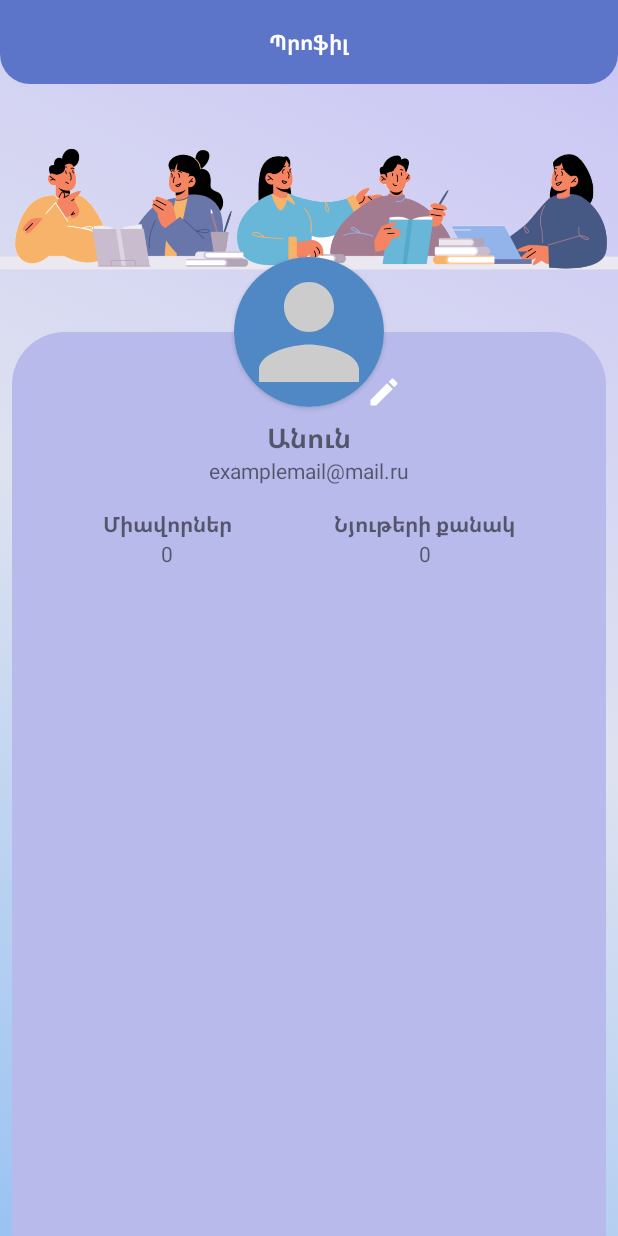
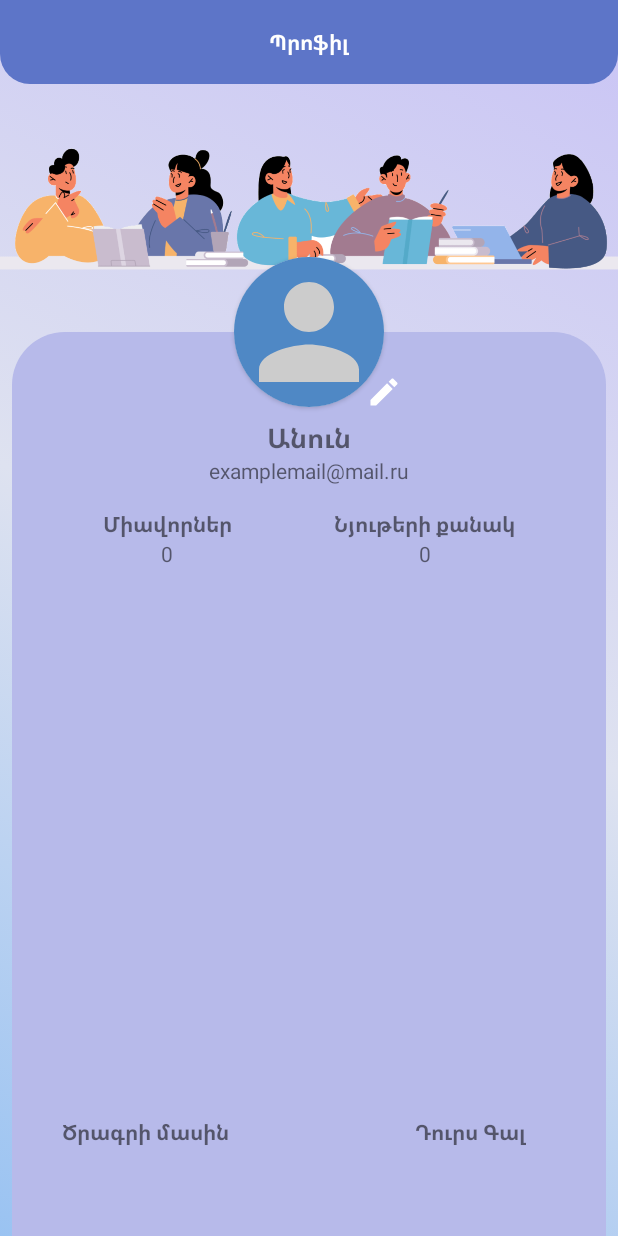
Before and after one commit to goodluck3301/StudentApp, an Android app: the fragment AccountPageFragment placed in its activity, on a phone screen of 412 x 824 dp. Run offline under Robolectric (Android 15) with nearby library versions, the light colour scheme and no system bars; our stand-ins replace Firebase (no records; nobody signed in at launch, a user with empty details on screens opened directly).

Commit message:
Add log out and about, mateerials size get and show profile page,fix bug

```diff
--- a/app/src/main/java/com/example/studentapp/accountFragments/AccountPageFragment.kt
+++ b/app/src/main/java/com/example/studentapp/accountFragments/AccountPageFragment.kt
@@ -12,13 +12,15 @@ import android.util.Log
 import android.view.LayoutInflater
 import android.view.View
 import android.view.ViewGroup
-import android.widget.Button
-import android.widget.EditText
-import android.widget.ImageView
+import android.widget.*
 import androidx.fragment.app.Fragment
+import androidx.navigation.fragment.findNavController
 import com.bumptech.glide.Glide
+import com.example.studentapp.GeneralFunctions
 import com.example.studentapp.R
 import com.example.studentapp.databinding.FragmentAccountPageBinding
+import com.example.studentapp.fragments.GeneralFragment
+import com.example.studentapp.fragments.GeneralFragmentDirections
 import com.google.firebase.auth.FirebaseAuth
 import com.google.firebase.auth.ktx.auth
 import com.google.firebase.firestore.SetOptions
@@ -40,6 +42,7 @@ class AccountPageFragment : Fragment() {
     private lateinit var docId: String
     private var selectPhotoUri: Uri? = null
     private lateinit var changeDialog: View
+    private lateinit var aboutDialog: View
     private lateinit var imgUri: String
 
     override fun onCreateView(
@@ -48,6 +51,7 @@ class AccountPageFragment : Fragment() {
     ): View? {
         firebaseAuth = FirebaseAuth.getInstance()
         readDataFirestore()
+        getAllMaterialsCount()
         binding = FragmentAccountPageBinding.inflate(inflater)
         return binding.root
     }//
@@ -97,11 +101,29 @@ class AccountPageFragment : Fragment() {
                     mAlertDialog.dismiss()
                 }
             }//save
+        }// profileEditBtn
 
+        binding.about.setOnClickListener {
+            aboutDialog =
+                LayoutInflater
+                    .from(context)
+                    .inflate(R.layout.dialog_about, null)
 
-        }// profileEditBtn
+            AlertDialog.Builder(context)
+                .setView(aboutDialog)
+                .setTitle("Ծրագրի մասին")
+                .show()
+        }
+
+        binding.logOut.setOnClickListener {
+            GeneralFunctions.check = false
+            GeneralFunctions.check1 = false
+            Firebase.auth.signOut()
+            findNavController().navigate(
+                GeneralFragmentDirections.actionGeneralFragmentToLogInFragment()
+            )
+        }
     }// onViewCreated()
-
 
 
     private fun uploadImageToFirebaseStorage() {
@@ -117,9 +139,8 @@ class AccountPageFragment : Fragment() {
                 val hashMap = hashMapOf<String, Any>()
                 hashMap["userURLtoImage"] = imgUri
                 updateUserInfo(hashMap)
-                //Toast.makeText(context, imgUri, Toast.LENGTH_LONG).show()
             }
-    }//-----
+    }
 
     private var checkImage = false
     override fun onActivityResult(requestCode: Int, resultCode: Int, data: Intent?) {
@@ -176,4 +197,20 @@ class AccountPageFragment : Fragment() {
         }
     }// readDataFirestore()
 
+    private fun getAllMaterialsCount() {
+        val db = Firebase.firestore
+        Firebase.auth.currentUser?.let {
+            db.collection("materials")
+                .get()
+                .addOnSuccessListener { result ->
+                    var materialsCount = 0
+                    for (document in result)
+                        materialsCount++
+                    binding.materialSize.text = materialsCount.toString()
+                }
+                .addOnFailureListener { exception ->
+                    Log.w("TAG", "Error getting documents.", exception)
+                }
+        }
+    }
 }//class
--- a/app/src/main/java/com/example/studentapp/accountFragments/HomePageFragment.kt
+++ b/app/src/main/java/com/example/studentapp/accountFragments/HomePageFragment.kt
@@ -72,7 +72,6 @@ class HomePageFragment : Fragment() {
             db.collection("users")
                 .get()
                 .addOnSuccessListener { result ->
-                    //  CoroutineScope(Dispatchers.IO).launch {
                     allUserList = mutableListOf()
                     for (document in result) {
                         allUserList += (
--- a/app/src/main/java/com/example/studentapp/accountFragments/QuizPageFragment.kt
+++ b/app/src/main/java/com/example/studentapp/accountFragments/QuizPageFragment.kt
@@ -28,7 +28,6 @@ class QuizPageFragment : Fragment() {
     private lateinit var adapter: QuizAdapter
     private lateinit var questionsDb: QuestionsDatabase
 
-
     override fun onCreateView(
         inflater: LayoutInflater, container: ViewGroup?,
         savedInstanceState: Bundle?
@@ -46,7 +45,6 @@ class QuizPageFragment : Fragment() {
         CoroutineScope(Dispatchers.Main).launch {
             adapter = context?.let {
                 QuizAdapter(Questions.questionsTypeList) {
-                  //  qListFromDatabase = Questions.emptyList
                     CoroutineScope(Dispatchers.IO).launch {
                         qListFromDatabase = questionsDb.questionDao()
                             .getItemAnswer(Questions.index.toString()) as MutableList<com.example.studentapp.models.Questions>
--- a/app/src/main/java/com/example/studentapp/adapter/MaterialsAdapter.kt
+++ b/app/src/main/java/com/example/studentapp/adapter/MaterialsAdapter.kt
@@ -10,7 +10,9 @@ import android.widget.ImageView
 import android.widget.TextView
 import androidx.recyclerview.widget.RecyclerView
 import com.bumptech.glide.Glide
+import com.example.studentapp.GeneralFunctions
 import com.example.studentapp.R
+import com.example.studentapp.database.MaterialDatabase
 import com.example.studentapp.database.MaterialsData
 
 class MaterialsAdapter(
--- a/app/src/main/java/com/example/studentapp/questions/Questions.kt
+++ b/app/src/main/java/com/example/studentapp/questions/Questions.kt
@@ -1,6 +1,7 @@
 package com.example.studentapp.questions
 
 import com.example.studentapp.R
+import com.example.studentapp.database.MaterialsData
 import com.example.studentapp.models.Questions
 import com.example.studentapp.models.QuestionsTypeModel
 
@@ -593,6 +594,7 @@ object Questions {
 
     lateinit var qListFromDatabase:MutableList<Questions>
     val emptyList = mutableListOf<Questions>()
+    var TopDataList = mutableListOf<MaterialsData>()
     var index = 0
 
 }
--- /dev/null
+++ b/app/src/main/res/drawable/ic_baseline_auto_graph_24.xml
@@ -0,0 +1,5 @@
+<vector android:autoMirrored="true" android:height="24dp"
+    android:tint="#FFFFFF" android:viewportHeight="24"
+    android:viewportWidth="24" android:width="24dp" xmlns:android="http://schemas.android.com/apk/res/android">
+    <path android:fillColor="@android:color/white" android:pathData="M14.06,9.94L12,9l2.06,-0.94L15,6l0.94,2.06L18,9l-2.06,0.94L15,12L14.06,9.94zM4,14l0.94,-2.06L7,11l-2.06,-0.94L4,8l-0.94,2.06L1,11l2.06,0.94L4,14zM8.5,9l1.09,-2.41L12,5.5L9.59,4.41L8.5,2L7.41,4.41L5,5.5l2.41,1.09L8.5,9zM4.5,20.5l6,-6.01l4,4L23,8.93l-1.41,-1.41l-7.09,7.97l-4,-4L3,19L4.5,20.5z"/>
+</vector>
--- a/app/src/main/res/layout/fragment_account_page.xml
+++ b/app/src/main/res/layout/fragment_account_page.xml
@@ -139,7 +139,7 @@
         app:layout_constraintTop_toBottomOf="@+id/allScore" />
 
     <TextView
-        android:id="@+id/textView4"
+        android:id="@+id/materialSize"
         android:layout_width="wrap_content"
         android:layout_height="wrap_content"
         android:text="@string/zero"
@@ -158,4 +158,30 @@
         app:layout_constraintStart_toStartOf="parent"
         app:layout_constraintTop_toTopOf="parent" />
 
+    <TextView
+        android:id="@+id/about"
+        android:layout_width="wrap_content"
+        android:layout_height="wrap_content"
+        android:text="@string/about_program"
+        android:textStyle="bold"
+        app:layout_constraintBottom_toBottomOf="parent"
+        app:layout_constraintEnd_toStartOf="@+id/view2"
+        app:layout_constraintHorizontal_bias="0.62"
+        app:layout_constraintStart_toStartOf="@+id/logOut"
+        app:layout_constraintTop_toBottomOf="@+id/scoreProfile"
+        app:layout_constraintVertical_bias="0.86" />
+
+    <TextView
+        android:id="@+id/logOut"
+        android:layout_width="wrap_content"
+        android:layout_height="wrap_content"
+        android:text="@string/log_out"
+        android:textStyle="bold"
+        app:layout_constraintBottom_toBottomOf="parent"
+        app:layout_constraintEnd_toEndOf="@+id/view2"
+        app:layout_constraintHorizontal_bias="0.7"
+        app:layout_constraintStart_toEndOf="@+id/about"
+        app:layout_constraintTop_toBottomOf="@+id/scoreProfile"
+        app:layout_constraintVertical_bias="0.86" />
+
 </androidx.constraintlayout.widget.ConstraintLayout>
--- a/app/src/main/res/menu/nav_menu.xml
+++ b/app/src/main/res/menu/nav_menu.xml
@@ -3,7 +3,7 @@
 
     <item
         android:id="@+id/home"
-        android:icon="@drawable/ic_baseline_home_24"
+        android:icon="@drawable/ic_baseline_auto_graph_24"
         android:title="@string/top10_string"
        />
 
--- a/app/src/main/res/navigation/my_nav_host.xml
+++ b/app/src/main/res/navigation/my_nav_host.xml
@@ -63,6 +63,9 @@
             app:popUpTo="@id/getStarted"
             app:popUpToInclusive="true"
             />
+        <action
+            android:id="@+id/action_generalFragment_to_logInFragment"
+            app:destination="@id/logInFragment" />
     </fragment>
     <fragment
         android:id="@+id/quizAnswerFragment"
```
Also changed, not shown: app/src/main/java/com/example/studentapp/GeneralFunctions.kt (+10 -0 lines), app/src/main/java/com/example/studentapp/MainActivity.kt (+10 -4 lines), app/src/main/java/com/example/studentapp/accountFragments/Material.kt (+34 -19 lines), app/src/main/res/layout/dialog_about.xml (added, +18 -0 lines), app/src/main/res/layout/fragment_books.xml (+11 -0 lines), app/src/main/res/values/strings.xml (+9 -4 lines).
